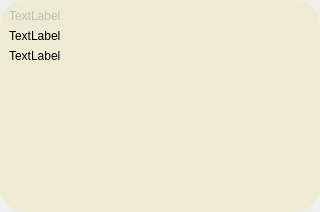
First picture: the form in classscheduleitem.ui, repository RyanLewis155/College-Portal-Project, before the edit.
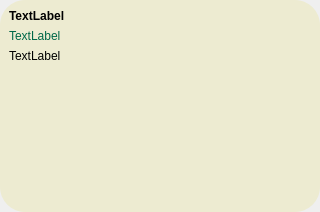
Second picture: the form after the edit.

Diff of the .ui file:
```diff
--- a/classscheduleitem.ui
+++ b/classscheduleitem.ui
@@ -89,6 +89,11 @@
         <property name="tabletTracking">
          <bool>true</bool>
         </property>
+        <property name="styleSheet">
+         <string notr="true">font: 16pt 'Inter-VariableFont_opsz,wght';
+font-weight: Bold;
+color: black;</string>
+        </property>
         <property name="text">
          <string>TextLabel</string>
         </property>
@@ -96,6 +101,10 @@
       </item>
       <item>
        <widget class="QLabel" name="label_3">
+        <property name="styleSheet">
+         <string notr="true">font: 16pt 'Inter-VariableFont_opsz,wght';
+color: #006747;</string>
+        </property>
         <property name="text">
          <string>TextLabel</string>
         </property>
```
Left out of the diff: 4 changed lines with no effect on the pictures.
